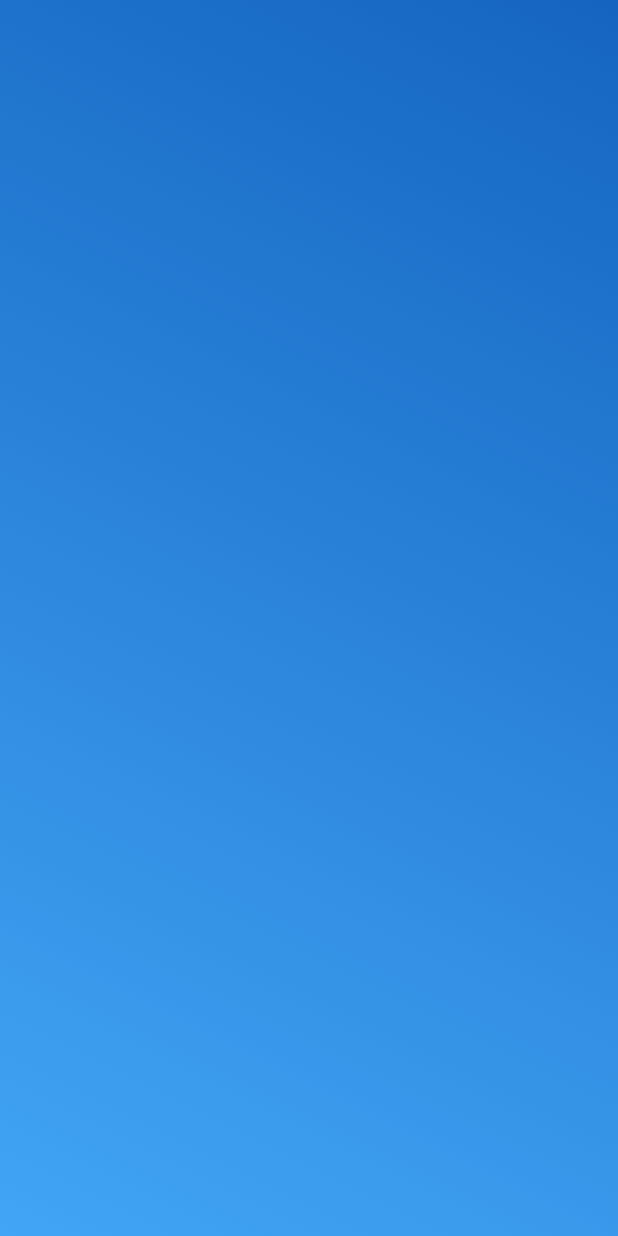
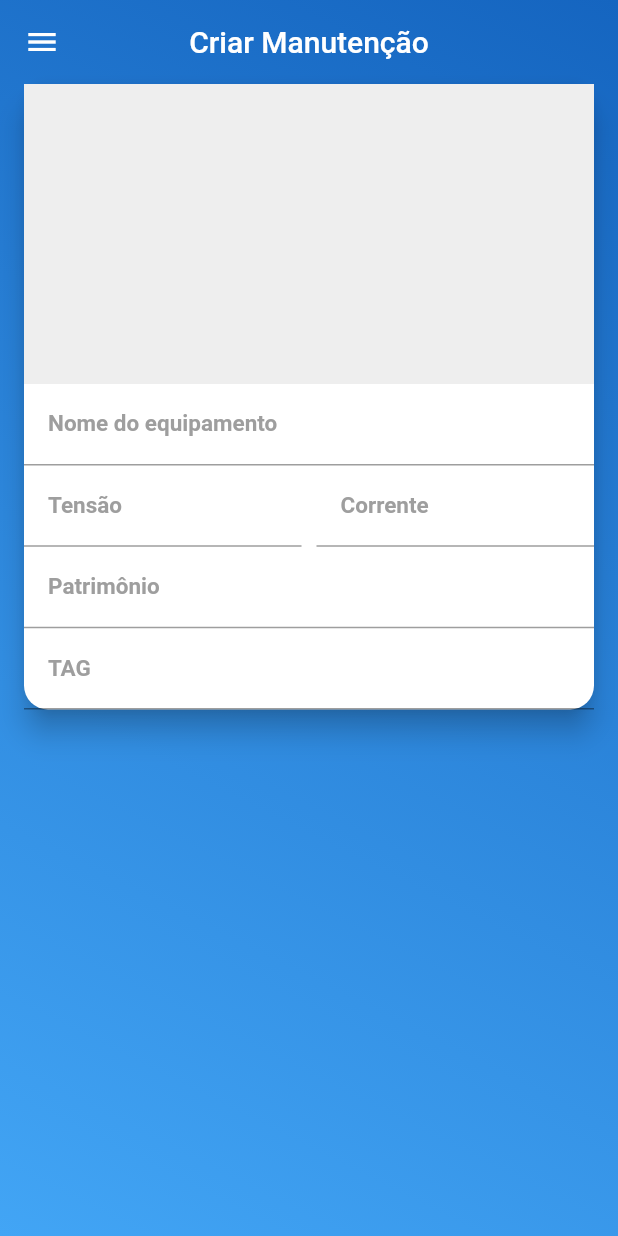
Before and after one commit to Paulodev88/flutter_manutencao_final, a Flutter app: the screen it shows after launch, swiped to page 2, on a phone screen of 412 x 824 dp. Run offline on Flutter 3.47's test engine with Material 2 defaults, Android fonts, the phone set to English and light mode, and no system bars; our stand-ins replace brasil_fields, flutter_mobx, get_it, mobx, parse_server_sdk_flutter; accounts and stored records are empty; generated files the repository leaves out were written again.

Commit message:
Startado a tela de Manutenção

```diff
--- /dev/null
+++ b/lib/screen/create/components/images_field.dart
@@ -0,0 +1,11 @@
+import 'package:flutter/material.dart';
+
+class ImagesField extends StatelessWidget {
+  @override
+  Widget build(BuildContext context) {
+    return Container(
+      color: Colors.grey[200],
+      height: 200,
+    );
+  }
+}
--- a/lib/screen/create/create_screen.dart
+++ b/lib/screen/create/create_screen.dart
@@ -1,6 +1,17 @@
 import 'package:flutter/material.dart';
+import 'package:flutter/services.dart';
+import 'package:manutencao_parse/componets/drawer/custom_Drawer.dart';
+import 'components/images_field.dart';
 
 class CreateScreen extends StatelessWidget {
+  final labelStyle = TextStyle(
+    fontWeight: FontWeight.w600,
+    color: Colors.grey,
+    fontSize: 15,
+  );
+
+  final contentPadding = const EdgeInsets.fromLTRB(16, 10, 12, 10);
+
   @override
   Widget build(BuildContext context) {
     return Container(
@@ -14,6 +25,79 @@ class CreateScreen extends StatelessWidget {
             ],
           ),
         ),
-        child: Scaffold());
+        child: Scaffold(
+          appBar: AppBar(
+            title: Text(
+              "Criar Manutenção",
+              style: TextStyle(color: Colors.white),
+            ),
+            centerTitle: true,
+          ),
+          drawer: CustomDrawer(),
+          body: Card(
+            shape:
+                RoundedRectangleBorder(borderRadius: BorderRadius.circular(16)),
+            elevation: 8,
+            margin: EdgeInsets.symmetric(horizontal: 16),
+            child: Column(
+              mainAxisSize: MainAxisSize.min,
+              children: <Widget>[
+                ImagesField(),
+                TextFormField(
+                  decoration: InputDecoration(
+                    labelText: "Nome do equipamento",
+                    labelStyle: labelStyle,
+                    contentPadding: contentPadding,
+                  ),
+                ),
+                Row(
+                  children: <Widget>[
+                    Expanded(
+                      child: TextFormField(
+                        decoration: InputDecoration(
+                            labelText: "Tensão",
+                            labelStyle: labelStyle,
+                            contentPadding: contentPadding,
+                            suffixText: "V"),
+                        keyboardType: TextInputType.number,
+                        onChanged: (text) {},
+                      ),
+                    ),
+                    SizedBox(
+                      width: 10,
+                    ),
+                    Expanded(
+                      child: TextFormField(
+                        decoration: InputDecoration(
+                            labelText: "Corrente",
+                            labelStyle: labelStyle,
+                            contentPadding: contentPadding,
+                            suffixText: "A"),
+                        keyboardType: TextInputType.number,
+                        onChanged: (text) {},
+                      ),
+                    ),
+                  ],
+                ),
+                TextFormField(
+                  decoration: InputDecoration(
+                    labelText: "Patrimônio",
+                    labelStyle: labelStyle,
+                    contentPadding: contentPadding,
+                  ),
+                ),
+                TextFormField(
+                  decoration: InputDecoration(
+                    labelText: "TAG",
+                    labelStyle: labelStyle,
+                    contentPadding: contentPadding,
+                  ),
+                ),
+              ],
+            ),
+          ),
+        ));
   }
 }
+
+//maxlines: null
```
